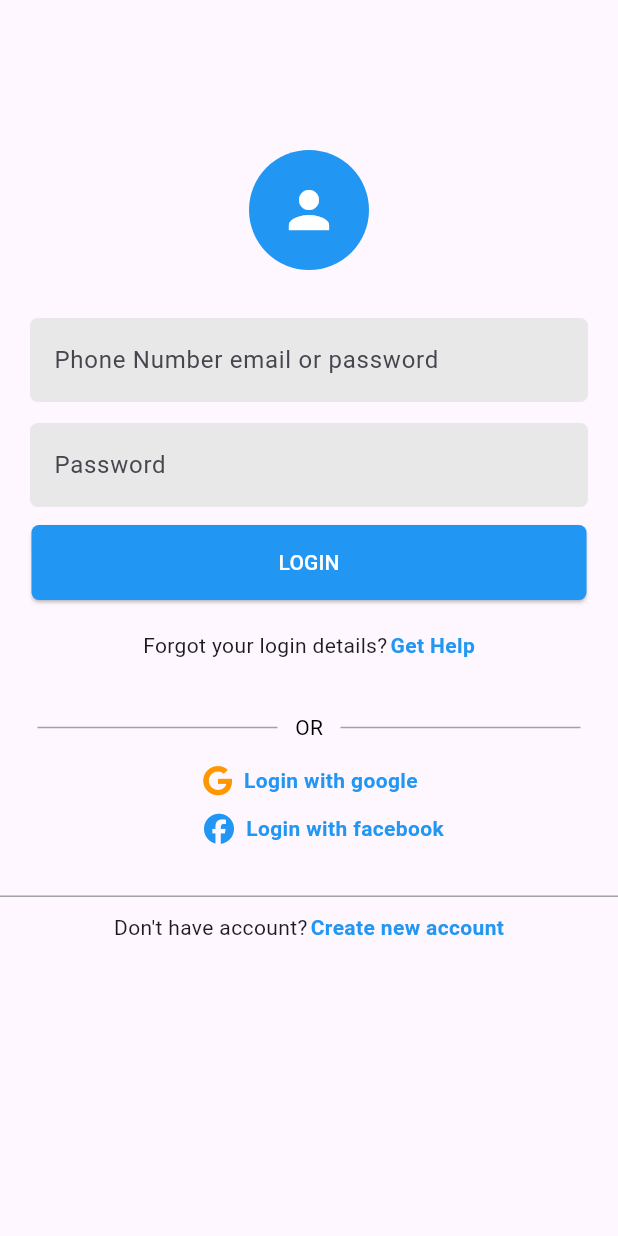
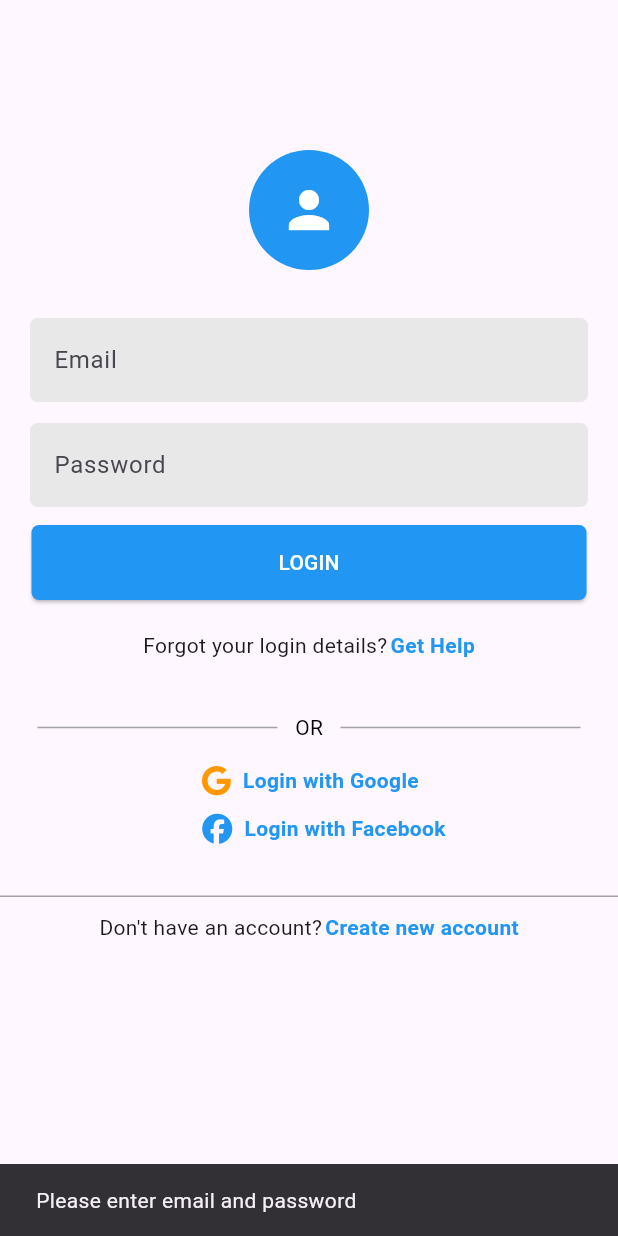
Before and after one commit to phabsokthin/flutter_firebase_tutorial, a Flutter app: the screen it shows after launch, after a tap on "LOGIN", on a phone screen of 412 x 824 dp. Run offline on Flutter 3.47's test engine with Material 3 defaults, Android fonts, the phone set to English and light mode, and no system bars; our stand-ins replace cloud_firestore, firebase_auth, firebase_core, font_awesome_flutter; accounts and stored records are empty.

Commit message:
update_flutter_fire

```diff
--- a/lib/form/Login.dart
+++ b/lib/form/Login.dart
@@ -1,5 +1,7 @@
 import 'package:firebase2/form/SignUp.dart';
+import 'package:firebase2/login/HomeScreen.dart';
 import 'package:flutter/material.dart';
+import 'package:firebase_auth/firebase_auth.dart';
 import 'package:font_awesome_flutter/font_awesome_flutter.dart';
 
 class MyFormLogin extends StatefulWidget {
@@ -10,21 +12,48 @@ class MyFormLogin extends StatefulWidget {
 }
 
 class _MyFormLoginState extends State<MyFormLogin> {
-  @override
-  Widget build(BuildContext context) {
-    return LoginForm() ;
+  final TextEditingController _emailController = TextEditingController();
+  final TextEditingController _passwordController = TextEditingController();
+  bool _isLoading = false;
+
+  Future<void> _handleSignIn() async {
+    if (_emailController.text.isEmpty || _passwordController.text.isEmpty) {
+      _showError("Please enter email and password");
+      return;
+    }
+
+    setState(() {
+      _isLoading = true;
+    });
+
+    try {
+      UserCredential userCredential = await FirebaseAuth.instance.signInWithEmailAndPassword(
+        email: _emailController.text.trim(),
+        password: _passwordController.text.trim(),
+      );
+      print("User signed in: ${userCredential.user?.email}");
+      Navigator.pushReplacement(context, MaterialPageRoute(builder: (context) => MyHomeLogin()));
+    } on FirebaseAuthException catch (e) {
+      if (e.code == 'user-not-found') {
+        _showError('No user found for that email.');
+      } else if (e.code == 'wrong-password') {
+        _showError('Wrong password provided for that user.');
+      } else {
+        _showError(e.message ?? 'An unknown error occurred.');
+      }
+    } catch (e) {
+      _showError(e.toString());
+    } finally {
+      setState(() {
+        _isLoading = false;
+      });
     }
   }
 
-
-class LoginForm extends StatefulWidget {
-  const LoginForm({super.key});
-
-  @override
-  State<LoginForm> createState() => _LoginFormState();
+  void _showError(String message) {
+    ScaffoldMessenger.of(context).showSnackBar(SnackBar(content: Text(message)));
   }
 
-class _LoginFormState extends State<LoginForm> {
   @override
   Widget build(BuildContext context) {
     return Scaffold(
@@ -33,81 +62,83 @@ class _LoginFormState extends State<LoginForm> {
         child: Column(
           children: [
             Container(
-
               alignment: Alignment.center,
               padding: EdgeInsets.only(top: 100),
               child: CircleAvatar(
                 radius: 40,
                 backgroundColor: Colors.blue,
-                child: Icon(Icons.person, size: 40,color: Colors.white,),
-              ) ,
+                child: Icon(Icons.person, size: 40, color: Colors.white),
               ),
-            SizedBox(height: 30,),
+            ),
+            SizedBox(height: 30),
             Padding(
               padding: EdgeInsets.symmetric(horizontal: 20, vertical: 2),
               child: TextField(
+                controller: _emailController,
                 decoration: InputDecoration(
                   border: OutlineInputBorder(
                     borderRadius: BorderRadius.circular(5.0),
-                    borderSide: BorderSide.none
+                    borderSide: BorderSide.none,
                   ),
                   fillColor: Color(0xffE8E8E8),
                   filled: true,
-
-                  hintText: 'Phone Number email or password',
-
-
+                  hintText: 'Email',
                 ),
               ),
             ),
-            SizedBox(height: 10,),
+            SizedBox(height: 10),
             Padding(
               padding: EdgeInsets.symmetric(horizontal: 20, vertical: 2),
               child: TextField(
+                controller: _passwordController,
                 decoration: InputDecoration(
                   border: OutlineInputBorder(
                     borderRadius: BorderRadius.circular(5.0),
-                      borderSide: BorderSide.none
+                    borderSide: BorderSide.none,
                   ),
                   fillColor: Color(0xffE8E8E8),
                   filled: true,
-
                   hintText: 'Password',
-
-
+                ),
+                obscureText: true,
               ),
             ),
+            SizedBox(height: 10),
+            _isLoading
+                ? CircularProgressIndicator()
+                : ElevatedButton(
+              onPressed: _handleSignIn,
+              child: Text(
+                "LOGIN",
+                style: TextStyle(color: Colors.white),
               ),
-
-            SizedBox(height: 10,),
-
-            ElevatedButton(onPressed: (){
-
-            }, child: Text("LOGIN", style: TextStyle(color: Colors.white),), style: ElevatedButton.styleFrom(
+              style: ElevatedButton.styleFrom(
                 fixedSize: Size(370, 50),
                 shape: RoundedRectangleBorder(
-                    borderRadius: BorderRadius.circular(5.0)),
-
-                backgroundColor: Colors.blue),
+                  borderRadius: BorderRadius.circular(5.0),
                 ),
-            SizedBox(height: 20,),
+                backgroundColor: Colors.blue,
+              ),
+            ),
+            SizedBox(height: 20),
             Row(
               mainAxisAlignment: MainAxisAlignment.center,
               children: [
-                Text("Forgot your login details?",),
+                Text("Forgot your login details?"),
                 SizedBox(width: 2),
                 GestureDetector(
-                  onTap: (){},
-                  child: Text("Get Help", style: TextStyle(color: Colors.blue, fontWeight: FontWeight.bold),),
+                  onTap: () {},
+                  child: Text(
+                    "Get Help",
+                    style: TextStyle(color: Colors.blue, fontWeight: FontWeight.bold),
+                  ),
                 ),
               ],
             ),
-
-            SizedBox(height: 35,),
+            SizedBox(height: 35),
             Padding(
               padding: const EdgeInsets.only(left: 25, right: 25),
               child: Row(
-
                 mainAxisAlignment: MainAxisAlignment.spaceBetween,
                 children: [
                   Container(
@@ -116,72 +147,87 @@ class _LoginFormState extends State<LoginForm> {
                     color: Color(0xffA2A2A2),
                   ),
                   Container(
-                    child: Text("OR", style: TextStyle(color: Colors.black),),
+                    child: Text(
+                      "OR",
+                      style: TextStyle(color: Colors.black),
                     ),
-
+                  ),
                   Container(
                     width: 160,
                     height: 1,
                     color: Color(0xffA2A2A2),
                   ),
-
                 ],
               ),
             ),
-            SizedBox(height: 15,),
-
+            SizedBox(height: 15),
             Container(
               padding: EdgeInsets.only(left: 52, right: 50),
               child: Row(
                 mainAxisAlignment: MainAxisAlignment.center,
                 children: [
-                     FaIcon(FontAwesomeIcons.google, size: 20, color: Colors.orange,),
-                     SizedBox(width: 8,),
+                  FaIcon(
+                    FontAwesomeIcons.google,
+                    size: 20,
+                    color: Colors.orange,
+                  ),
+                  SizedBox(width: 8),
                   GestureDetector(
-                       onTap: (){},
-                       child: Text("Login with google", style: TextStyle(color: Colors.blue, fontWeight: FontWeight.bold),),
-                     )
-                   ],
+                    onTap: () {},
+                    child: Text(
+                      "Login with Google",
+                      style: TextStyle(color: Colors.blue, fontWeight: FontWeight.bold),
                     ),
-
-               ),
-               SizedBox(height: 12,),
-              Container(
-                padding: EdgeInsets.only(left: 70, right: 50),
-                child:  Row(
-                  mainAxisAlignment: MainAxisAlignment.center,
-                  children: [
-                    FaIcon(FontAwesomeIcons.facebook, size: 20, color: Colors.blue,),
-                    SizedBox(width: 8,),
-                    GestureDetector(
-                      onTap: (){},
-                      child: Text("Login with facebook", style: TextStyle(color: Colors.blue, fontWeight: FontWeight.bold),),
                   )
                 ],
               ),
             ),
-
-                SizedBox(height: 35,),
+            SizedBox(height: 12),
+            Container(
+              padding: EdgeInsets.only(left: 70, right: 50),
+              child: Row(
+                mainAxisAlignment: MainAxisAlignment.center,
+                children: [
+                  FaIcon(
+                    FontAwesomeIcons.facebook,
+                    size: 20,
+                    color: Colors.blue,
+                  ),
+                  SizedBox(width: 8),
+                  GestureDetector(
+                    onTap: () {},
+                    child: Text(
+                      "Login with Facebook",
+                      style: TextStyle(color: Colors.blue, fontWeight: FontWeight.bold),
+                    ),
+                  )
+                ],
+              ),
+            ),
+            SizedBox(height: 35),
             Container(
               width: double.infinity,
               height: 1,
               color: Color(0xffA2A2A2),
             ),
-                SizedBox(height: 10,),
+            SizedBox(height: 10),
             Row(
               mainAxisAlignment: MainAxisAlignment.center,
               children: [
-                    Text("Don't have account?"),
-                    SizedBox(width: 2,),
+                Text("Don't have an account?"),
+                SizedBox(width: 2),
                 GestureDetector(
-                      onTap: (){
-                        Navigator.push(context, MaterialPageRoute(builder: (context)=>MySignUp()));
+                  onTap: () {
+                    Navigator.push(context, MaterialPageRoute(builder: (context) => MySignUp()));
                   },
-                      child: Text("Create new account", style: TextStyle(color: Colors.blue, fontWeight: FontWeight.bold),),
+                  child: Text(
+                    "Create new account",
+                    style: TextStyle(color: Colors.blue, fontWeight: FontWeight.bold),
+                  ),
                 )
               ],
             )
-             ]
+          ],
         ),
       ),
     );
--- a/lib/main.dart
+++ b/lib/main.dart
@@ -2,6 +2,8 @@ import 'package:firebase2/crud/FormUI2.dart';
 import 'package:firebase2/firebase_options.dart';
 import 'package:firebase2/form/Login.dart';
 import 'package:firebase2/list/list.dart';
+import 'package:firebase2/login/HomeScreen.dart';
+import 'package:firebase_auth/firebase_auth.dart';
 import 'package:firebase_core/firebase_core.dart';
 import 'package:flutter/material.dart';
 import 'package:cloud_firestore/cloud_firestore.dart';
@@ -24,7 +26,17 @@ class MyApp extends StatelessWidget {
 
     return MaterialApp(
       // home: MYHome(),
-      home: MyFormLogin(),
+      home: StreamBuilder(
+        stream: FirebaseAuth.instance.authStateChanges(),
+        builder: (context, snapshot){
+          if(snapshot.hasData){
+            return const MyHomeLogin();
+          }
+          else{
+            return const MyFormLogin();
+          }
+        },
+      ),
     );
   }
 }
```
Also changed, not shown: lib/form/SignUp.dart (+143 -70 lines), lib/login/HomeScreen.dart (added, +65 -0 lines), 1 other file. Lines whose indentation alone changed are shown as unchanged.
